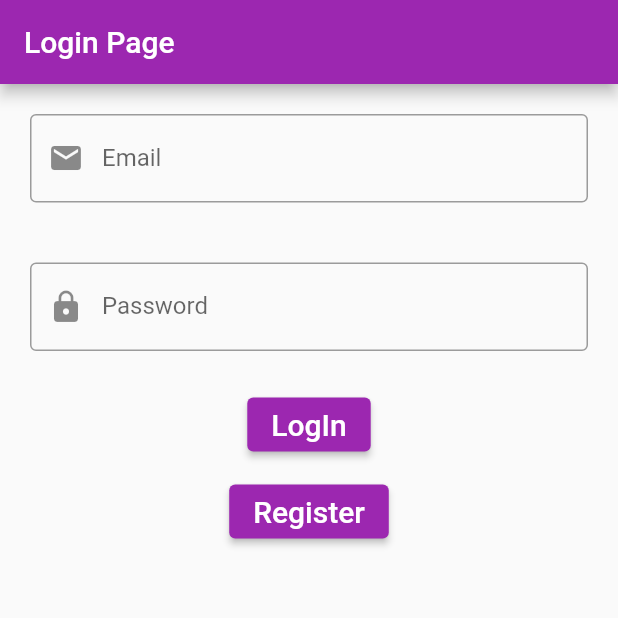
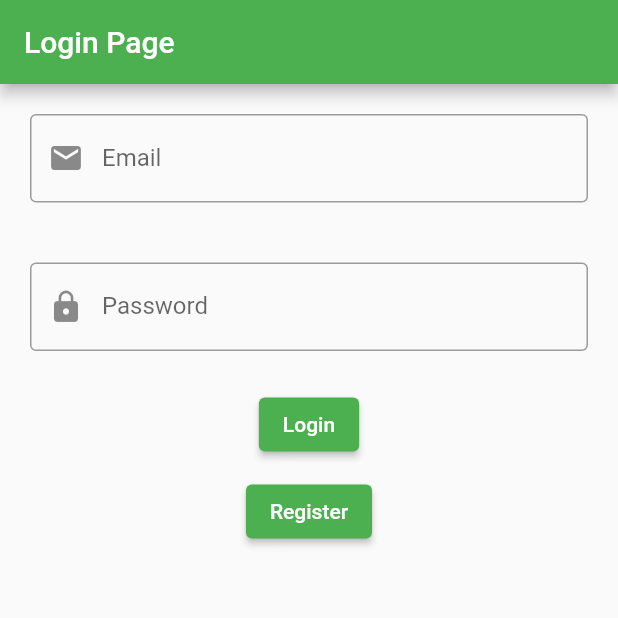
Before and after one commit to zain85111/flutter-project, a Flutter app: the screen it shows after launch, on a phone screen of 412 x 824 dp, the top half of it. Run offline on Flutter 3.47's test engine with Material 2 defaults, Android fonts, the phone set to English and light mode, and no system bars; our stand-ins replace cloud_firestore, firebase_auth, firebase_core; accounts and stored records are empty.

Commit message:
Project Final Phase

```diff
--- a/lib/main.dart
+++ b/lib/main.dart
@@ -27,7 +27,7 @@ class MyApp extends StatelessWidget {
       child: MaterialApp(
         title: 'Flutter App',
         theme: ThemeData(
-          primarySwatch: Colors.purple,
+          primarySwatch: Colors.green,
           visualDensity: VisualDensity.adaptivePlatformDensity,
         ),
         initialRoute: '/',
--- a/lib/screens/login_screen.dart
+++ b/lib/screens/login_screen.dart
@@ -58,10 +58,7 @@ class LoginScreen extends StatelessWidget {
               padding: const EdgeInsets.all(5),
               // ignore: deprecated_member_use
               child: ElevatedButton(
-                child: const Text(
-                  'LogIn',
-                  style: TextStyle(fontSize: 20.0),
-                ),
+                child: const Text('Login'),
                 onPressed: () async {
                   await authService.signIn(
                       emailController.text, passwordController.text);
@@ -72,10 +69,7 @@ class LoginScreen extends StatelessWidget {
               padding: const EdgeInsets.all(5),
               // ignore: deprecated_member_use
               child: ElevatedButton(
-                child: const Text(
-                  'Register',
-                  style: TextStyle(fontSize: 20.0),
-                ),
+                child: const Text('Register'),
                 onPressed: () {
                   Navigator.pushNamed(context, "/register");
                 },
--- a/pubspec.yaml
+++ b/pubspec.yaml
@@ -37,6 +37,7 @@ dependencies:
   cloud_firestore: ^3.1.5
   firebase_core: ^1.10.6
   firebase_auth: ^3.3.4
+  firebase_storage: ^10.2.4
   provider: ^6.0.1
   intl: ^0.17.0
 
```
Also changed, not shown: lib/firebasedb.dart (deleted, +0 -47 lines), lib/screens/home_screen.dart (+78 -15 lines), pubspec.lock, 1 other file.
